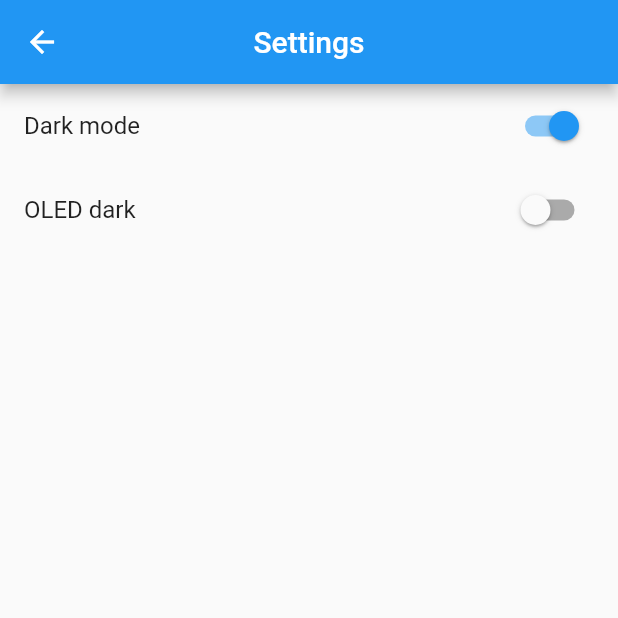
After one commit to jesusrp98/space-curiosity, a Flutter app: the SettingsScreen screen opened by its route, on a phone screen of 412 x 824 dp, the top half of it. The commit adds this screen. Run offline on Flutter 3.47's test engine with Material 2 defaults, Android fonts, the phone set to English and light mode, and no system bars; our stand-ins replace cached_network_image, cloud_firestore, flutter_i18n, flutter_map, flutter_swiper, font_awesome_flutter and 5 more; missing offline and left inert: add_2_calendar, clipboard_manager, flutter_web_browser, image_downloader, material_search and 2 more; accounts and stored records are empty; network calls fail; statements that could not run were skipped.

Commit message:
Tweaked settings screen

```diff
--- /dev/null
+++ b/lib/screens/screen_settings.dart
@@ -0,0 +1,100 @@
+import 'package:flutter/material.dart';
+import 'package:scoped_model/scoped_model.dart';
+import 'package:shared_preferences/shared_preferences.dart';
+
+import '../models/app_model.dart';
+import '../widgets/separator.dart';
+
+class SettingsScreen extends StatefulWidget {
+  SettingsScreen({Key key}) : super(key: key);
+
+  @override
+  _SettingsScreenState createState() => _SettingsScreenState();
+}
+
+class _SettingsScreenState extends State<SettingsScreen> {
+  bool _darkTheme = true;
+  bool _trueBlack = false;
+
+  @override
+  void initState() {
+    var _model = ScopedModel.of<AppModel>(context);
+    var _theme = _model?.theme ?? Themes.dark;
+
+    if (_theme == Themes.light) setState(() => _darkTheme = false);
+
+    if (_theme == Themes.black) setState(() => _trueBlack = true);
+
+    super.initState();
+  }
+
+  void _changeTheme(BuildContext context,
+      {Themes theme, AppModel model}) async {
+    final SharedPreferences prefs = await SharedPreferences.getInstance();
+
+    if (theme == Themes.dark) {
+      model.theme = Themes.dark;
+      prefs.setString("theme", "dark");
+      setState(() {
+        _darkTheme = true;
+        _trueBlack = false;
+      });
+    } else if (theme == Themes.black) {
+      model.theme = Themes.black;
+      prefs.setString("theme", "black");
+      setState(() {
+        _darkTheme = true;
+        _trueBlack = true;
+      });
+    } else {
+      model.theme = Themes.light;
+      prefs.setString("theme", "light");
+      setState(() {
+        _darkTheme = false;
+        // _trueBlack = false;
+      });
+    }
+    model.themeData = model.theme;
+  }
+
+  @override
+  Widget build(BuildContext context) {
+    return Scaffold(
+      appBar: AppBar(title: Text('Settings'), centerTitle: true),
+      body: ScopedModelDescendant<AppModel>(
+        builder: (context, child, model) => ListView(
+              children: <Widget>[
+                ListTile(
+                  title: Text('Dark mode'),
+                  trailing: Switch(
+                    activeColor: Theme.of(context).accentColor,
+                    value: _darkTheme,
+                    onChanged: (value) => _changeTheme(
+                          context,
+                          model: model,
+                          theme: value
+                              ? _trueBlack ? Themes.black : Themes.dark
+                              : Themes.light,
+                        ),
+                  ),
+                ),
+                _darkTheme
+                    ? ListTile(
+                        title: Text('OLED dark'),
+                        trailing: Switch(
+                          activeColor: Theme.of(context).accentColor,
+                          value: _trueBlack,
+                          onChanged: (value) => _changeTheme(
+                                context,
+                                model: model,
+                                theme: value ? Themes.black : Themes.dark,
+                              ),
+                        ),
+                      )
+                    : Separator.none(),
+              ],
+            ),
+      ),
+    );
+  }
+}
```
Also changed, not shown: lib/main.dart (+6 -5 lines), lib/screens/settings.dart (deleted, +0 -98 lines).
